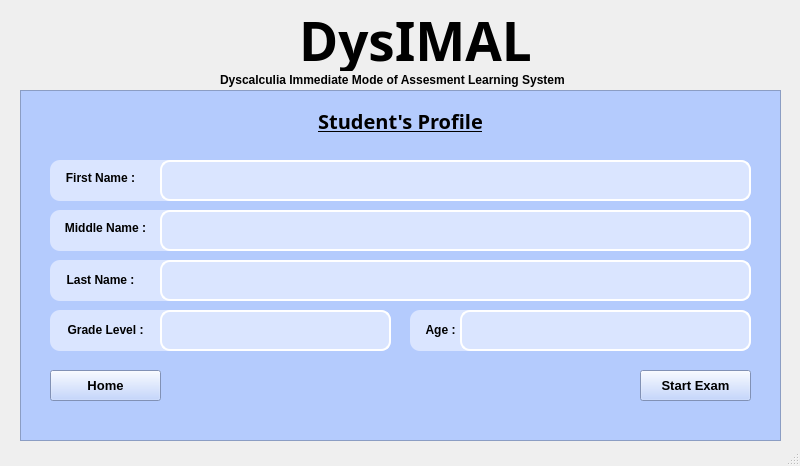
First picture: the form in CODE/STUDENT AND WELCOME UI/StudentProfile.ui, repository ooplaza/DysIMAL, before the edit.
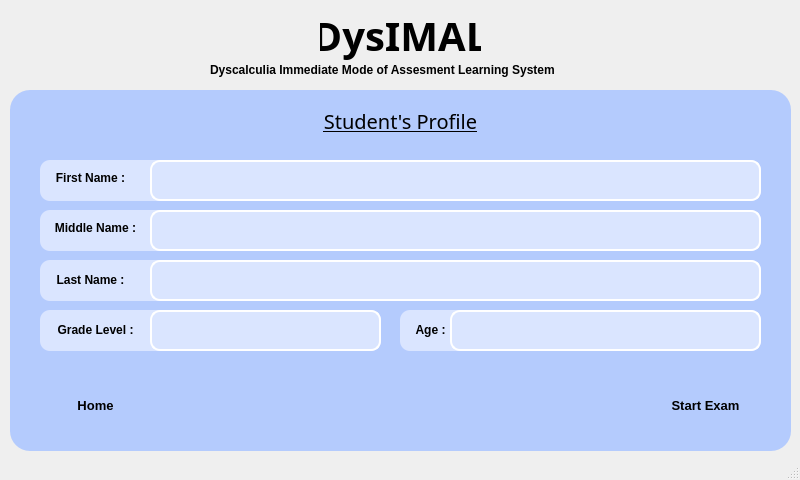
Second picture: the form after the edit. Icons and pictures are not drawn.

```diff
--- a/CODE/STUDENT AND WELCOME UI/StudentProfile.ui
+++ b/CODE/STUDENT AND WELCOME UI/StudentProfile.ui
@@ -7,52 +7,28 @@
     <x>0</x>
     <y>0</y>
     <width>800</width>
-    <height>466</height>
+    <height>480</height>
    </rect>
   </property>
   <property name="windowTitle">
    <string>MainWindow</string>
   </property>
   <widget class="QWidget" name="centralwidget">
-   <widget class="QLabel" name="label">
-    <property name="geometry">
-     <rect>
-      <x>270</x>
-      <y>10</y>
-      <width>291</width>
-      <height>61</height>
-     </rect>
-    </property>
-    <property name="font">
-     <font>
-      <family>After Disaster</family>
-      <pointsize>40</pointsize>
-      <weight>75</weight>
-      <italic>false</italic>
-      <bold>true</bold>
-     </font>
-    </property>
-    <property name="text">
-     <string>DysIMAL</string>
-    </property>
-    <property name="alignment">
-     <set>Qt::AlignCenter</set>
-    </property>
-   </widget>
    <widget class="QFrame" name="frame">
     <property name="geometry">
      <rect>
-      <x>20</x>
+      <x>10</x>
       <y>90</y>
-      <width>761</width>
-      <height>351</height>
+      <width>781</width>
+      <height>361</height>
      </rect>
     </property>
     <property name="toolTip">
      <string>Ex. Romel Renomeron</string>
     </property>
     <property name="styleSheet">
-     <string notr="true">background-color: rgb(180, 203, 253);</string>
+     <string notr="true">background-color: rgb(180, 203, 253);
+border-radius: 20px;</string>
     </property>
     <property name="frameShape">
      <enum>QFrame::StyledPanel</enum>
@@ -63,7 +39,7 @@
     <widget class="QLabel" name="label_3">
      <property name="geometry">
       <rect>
-       <x>290</x>
+       <x>300</x>
        <y>10</y>
        <width>181</width>
        <height>41</height>
@@ -71,10 +47,10 @@
      </property>
      <property name="font">
       <font>
-       <family>Angeline Vintage</family>
+       <family>After Disaster</family>
        <pointsize>15</pointsize>
-       <weight>75</weight>
-       <bold>true</bold>
+       <weight>50</weight>
+       <bold>false</bold>
        <underline>true</underline>
       </font>
      </property>
@@ -90,7 +66,7 @@
       <rect>
        <x>30</x>
        <y>70</y>
-       <width>701</width>
+       <width>721</width>
        <height>41</height>
       </rect>
      </property>
@@ -131,7 +107,7 @@
        <rect>
         <x>110</x>
         <y>0</y>
-        <width>591</width>
+        <width>611</width>
         <height>41</height>
        </rect>
       </property>
@@ -171,7 +147,7 @@
       <rect>
        <x>30</x>
        <y>120</y>
-       <width>701</width>
+       <width>721</width>
        <height>41</height>
       </rect>
      </property>
@@ -212,7 +188,7 @@
        <rect>
         <x>110</x>
         <y>0</y>
-        <width>591</width>
+        <width>611</width>
         <height>41</height>
        </rect>
       </property>
@@ -243,7 +219,7 @@
       <rect>
        <x>30</x>
        <y>170</y>
-       <width>701</width>
+       <width>721</width>
        <height>41</height>
       </rect>
      </property>
@@ -284,7 +260,7 @@
        <rect>
         <x>110</x>
         <y>0</y>
-        <width>591</width>
+        <width>611</width>
         <height>41</height>
        </rect>
       </property>
@@ -387,7 +363,7 @@
       <rect>
        <x>390</x>
        <y>220</y>
-       <width>341</width>
+       <width>361</width>
        <height>41</height>
       </rect>
      </property>
@@ -428,7 +404,7 @@
        <rect>
         <x>50</x>
         <y>0</y>
-        <width>291</width>
+        <width>311</width>
         <height>41</height>
        </rect>
       </property>
@@ -458,7 +434,7 @@
      <property name="geometry">
       <rect>
        <x>30</x>
-       <y>280</y>
+       <y>300</y>
        <width>111</width>
        <height>31</height>
       </rect>
@@ -485,8 +461,8 @@
     <widget class="QPushButton" name="pushButton_2">
      <property name="geometry">
       <rect>
-       <x>620</x>
-       <y>280</y>
+       <x>640</x>
+       <y>300</y>
        <width>111</width>
        <height>31</height>
       </rect>
@@ -511,7 +487,32 @@
      </property>
     </widget>
    </widget>
-   <widget class="QWidget" name="widget" native="true">
+   <widget class="QLabel" name="label">
+    <property name="geometry">
+     <rect>
+      <x>320</x>
+      <y>10</y>
+      <width>161</width>
+      <height>51</height>
+     </rect>
+    </property>
+    <property name="font">
+     <font>
+      <family>After Disaster</family>
+      <pointsize>30</pointsize>
+      <weight>75</weight>
+      <italic>false</italic>
+      <bold>true</bold>
+     </font>
+    </property>
+    <property name="text">
+     <string>DysIMAL</string>
+    </property>
+    <property name="alignment">
+     <set>Qt::AlignCenter</set>
+    </property>
+   </widget>
+   <widget class="QWidget" name="widget_2" native="true">
     <property name="geometry">
      <rect>
       <x>0</x>
@@ -521,13 +522,13 @@
      </rect>
     </property>
     <property name="styleSheet">
-     <string notr="true">image: url(:/image/Images/WhiteBackground.png);</string>
+     <string notr="true">image: url(:/background/WhiteBackground.png);</string>
     </property>
     <widget class="QLabel" name="label_2">
      <property name="geometry">
       <rect>
-       <x>220</x>
-       <y>70</y>
+       <x>210</x>
+       <y>60</y>
        <width>391</width>
        <height>20</height>
       </rect>
```
Left out of the diff: 6 changed lines with no effect on the pictures.
